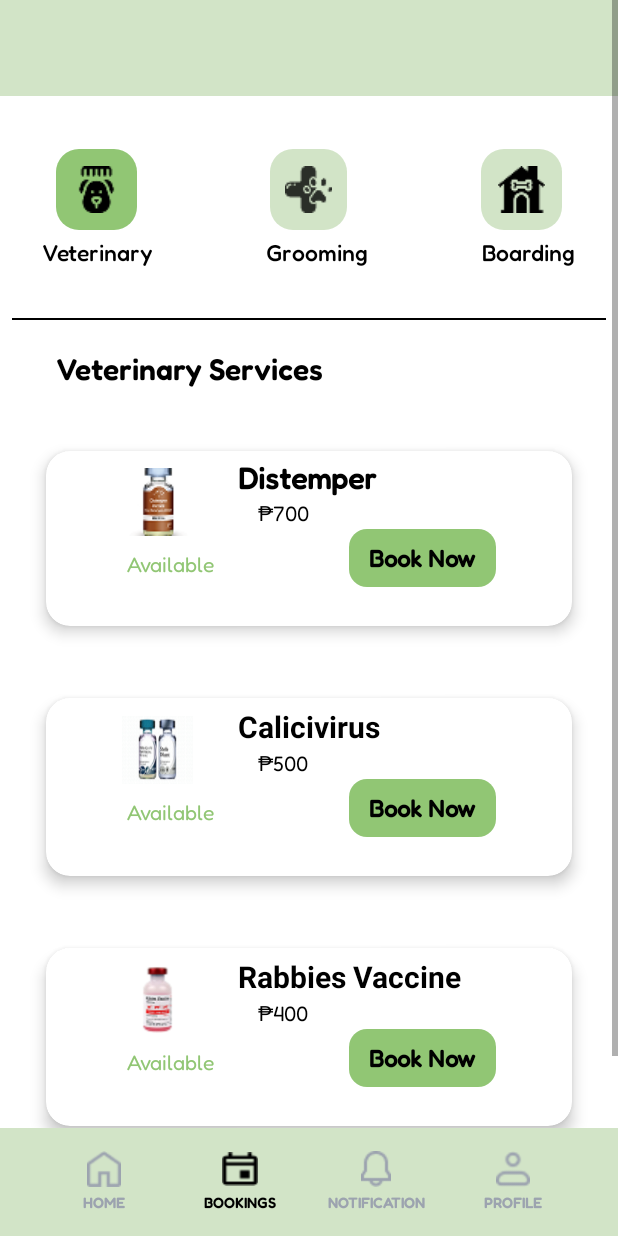
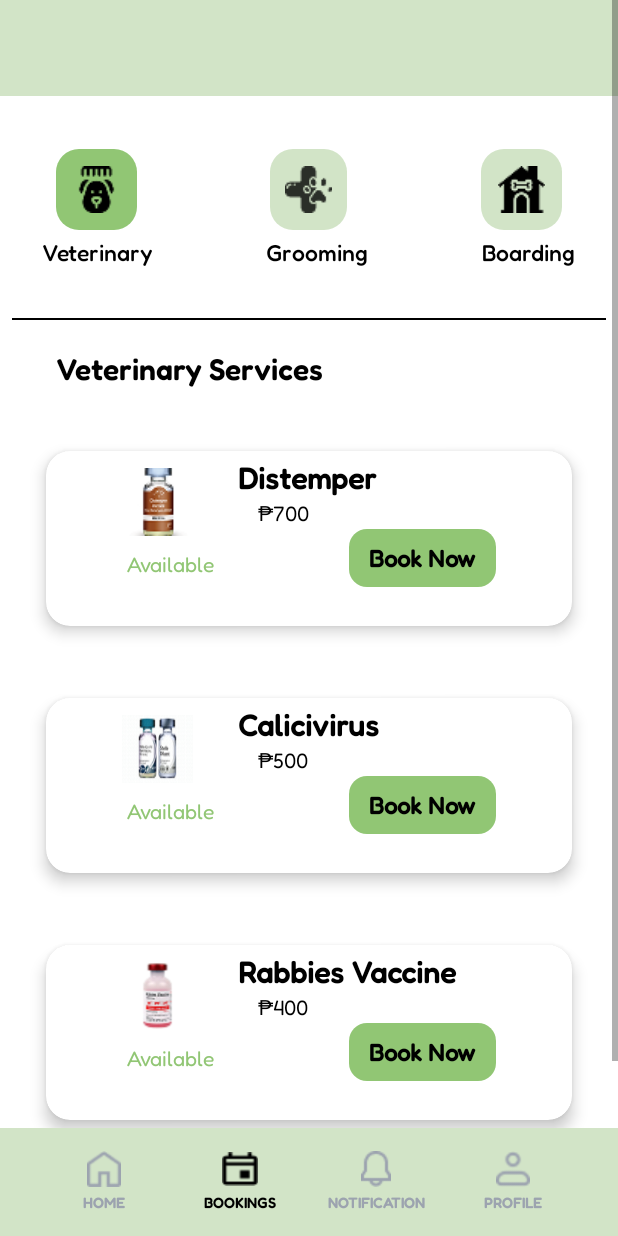
Before and after one commit to devCALIMLIM/PetBuddy, an Android app: the VeterinaryActivity screen opened directly, with no data from a screen before it, on a phone screen of 412 x 824 dp. Run offline under Robolectric (Android 15) with nearby library versions, the phone set to English and light mode, and no system bars.

Commit message:
CHANGED FONT

```diff
--- a/app/src/main/res/layout/activity_veterinary.xml
+++ b/app/src/main/res/layout/activity_veterinary.xml
@@ -432,6 +432,7 @@
                                 android:layout_height="wrap_content"
                                 android:layout_marginBottom="2dp"
                                 android:text="Calicivirus "
+                                android:fontFamily="@font/fredoka_medium"
                                 android:textColor="#000000"
                                 android:textSize="20sp"
                                 android:textStyle="bold" />
@@ -569,6 +570,7 @@
                                 android:layout_height="wrap_content"
                                 android:layout_marginBottom="2dp"
                                 android:text="Rabbies Vaccine"
+                                android:fontFamily="@font/fredoka_medium"
                                 android:textColor="#000000"
                                 android:textSize="20sp"
                                 android:textStyle="bold" />
```
